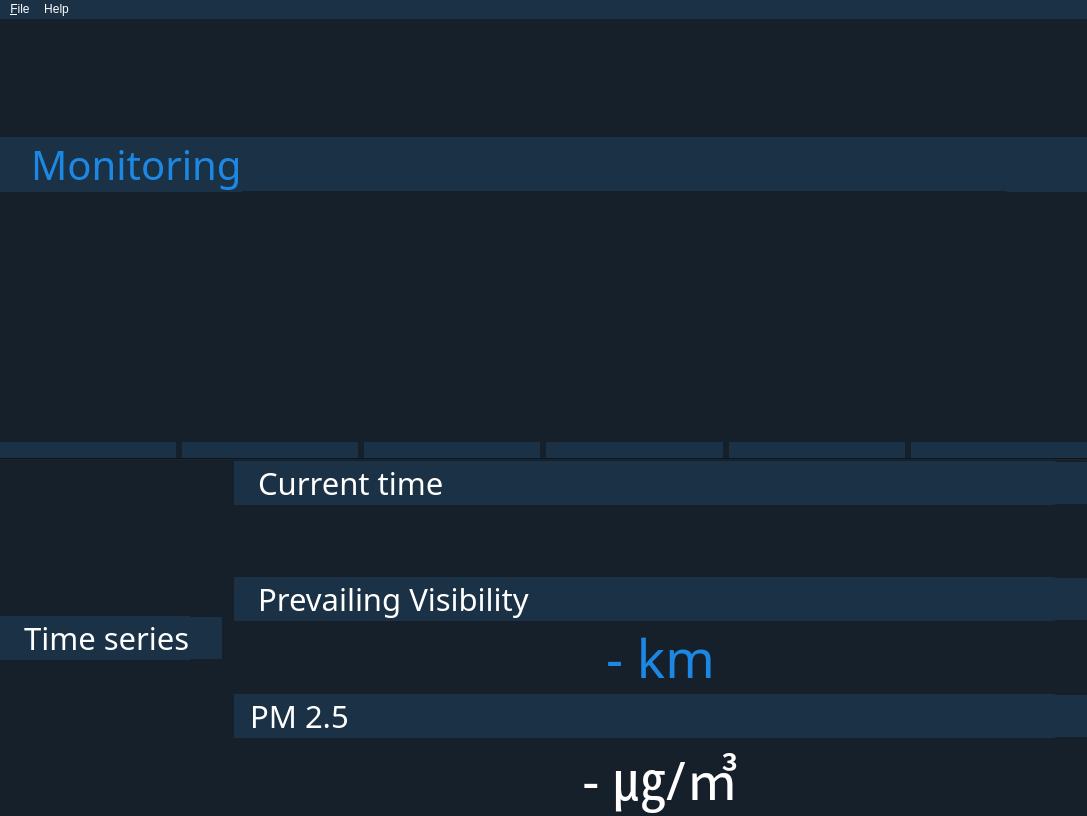
Qt form src/resources/main_window.ui (sijung21/js06) before a commit.
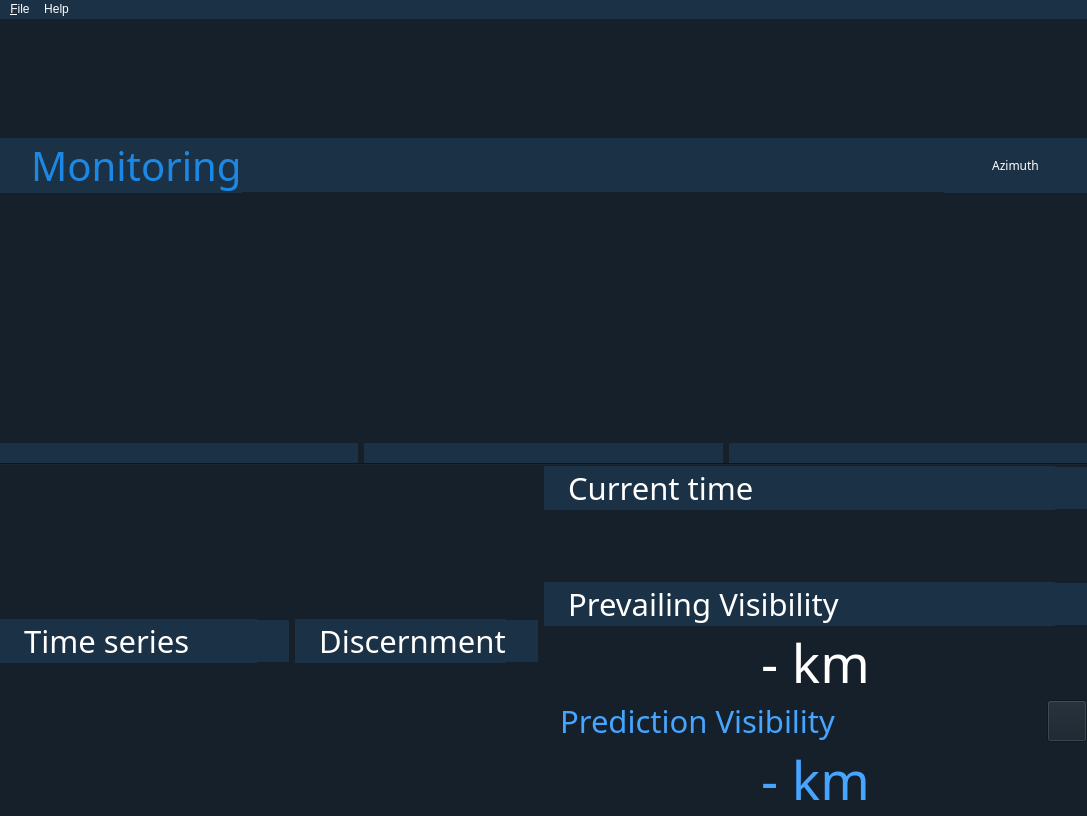
The same form after that commit. Icons and pictures are not drawn.

```diff
--- a/src/resources/main_window.ui
+++ b/src/resources/main_window.ui
@@ -77,6 +77,9 @@
     </property>
     <item row="0" column="0">
      <layout class="QVBoxLayout" name="verticalLayout">
+      <property name="spacing">
+       <number>0</number>
+      </property>
       <property name="leftMargin">
        <number>0</number>
       </property>
@@ -207,6 +210,79 @@
             </property>
            </widget>
           </item>
+          <item>
+           <widget class="QPushButton" name="azimuth_button">
+            <property name="enabled">
+             <bool>true</bool>
+            </property>
+            <property name="sizePolicy">
+             <sizepolicy hsizetype="Maximum" vsizetype="Maximum">
+              <horstretch>0</horstretch>
+              <verstretch>0</verstretch>
+             </sizepolicy>
+            </property>
+            <property name="minimumSize">
+             <size>
+              <width>0</width>
+              <height>55</height>
+             </size>
+            </property>
+            <property name="font">
+             <font>
+              <family>Noto Sans</family>
+             </font>
+            </property>
+            <property name="cursor">
+             <cursorShape>OpenHandCursor</cursorShape>
+            </property>
+            <property name="styleSheet">
+             <string notr="true">border:0px;
+background-color: #1b3146;
+color: rgb(255, 255, 255);</string>
+            </property>
+            <property name="text">
+             <string>Azimuth</string>
+            </property>
+            <property name="iconSize">
+             <size>
+              <width>40</width>
+              <height>40</height>
+             </size>
+            </property>
+            <property name="autoDefault">
+             <bool>true</bool>
+            </property>
+            <property name="default">
+             <bool>true</bool>
+            </property>
+            <property name="flat">
+             <bool>true</bool>
+            </property>
+           </widget>
+          </item>
+          <item>
+           <widget class="QLabel" name="blank_label_2">
+            <property name="sizePolicy">
+             <sizepolicy hsizetype="Maximum" vsizetype="Maximum">
+              <horstretch>0</horstretch>
+              <verstretch>0</verstretch>
+             </sizepolicy>
+            </property>
+            <property name="minimumSize">
+             <size>
+              <width>16</width>
+              <height>55</height>
+             </size>
+            </property>
+            <property name="styleSheet">
+             <string notr="true">border:0px;
+background-color: #1b3146;</string>
+            </property>
+            <property name="text">
+             <string/>
+            </property>
+           </widget>
+          </item>
           <item>
            <widget class="QPushButton" name="setting_button">
             <property name="enabled">
@@ -278,61 +354,15 @@
          <number>6</number>
         </property>
         <item>
-         <layout class="QVBoxLayout" name="ago6hour_verticalLayout">
+         <layout class="QVBoxLayout" name="verticalLayout_3hour">
           <property name="spacing">
            <number>0</number>
           </property>
           <item>
-           <widget class="QLabel" name="label_6hour">
-            <property name="minimumSize">
-             <size>
-              <width>0</width>
-              <height>0</height>
-             </size>
+           <layout class="QHBoxLayout" name="horizontalLayout_3hour">
+            <property name="spacing">
+             <number>0</number>
             </property>
-            <property name="maximumSize">
-             <size>
-              <width>16777215</width>
-              <height>131</height>
-             </size>
-            </property>
-            <property name="styleSheet">
-             <string notr="true"/>
-            </property>
-            <property name="text">
-             <string/>
-            </property>
-           </widget>
-          </item>
-          <item>
-           <widget class="QLabel" name="label_6hour_time">
-            <property name="sizePolicy">
-             <sizepolicy hsizetype="Preferred" vsizetype="Maximum">
-              <horstretch>0</horstretch>
-              <verstretch>0</verstretch>
-             </sizepolicy>
-            </property>
-            <property name="font">
-             <font>
-              <family>Noto Sans</family>
-              <weight>75</weight>
-              <bold>true</bold>
-             </font>
-            </property>
-            <property name="styleSheet">
-             <string notr="true">background-color:rgb(27,49,70);
-color:#ffffff;</string>
-            </property>
-            <property name="text">
-             <string/>
-            </property>
-            <property name="alignment">
-             <set>Qt::AlignCenter</set>
-            </property>
-           </widget>
-          </item>
-         </layout>
-        </item>
         <item>
          <layout class="QVBoxLayout" name="ago5hour_verticalLayout">
           <property name="spacing">
@@ -360,42 +390,15 @@
             </property>
            </widget>
           </item>
-          <item>
-           <widget class="QLabel" name="label_5hour_time">
-            <property name="sizePolicy">
-             <sizepolicy hsizetype="Preferred" vsizetype="Maximum">
-              <horstretch>0</horstretch>
-              <verstretch>0</verstretch>
-             </sizepolicy>
-            </property>
-            <property name="font">
-             <font>
-              <family>Noto Sans</family>
-              <weight>75</weight>
-              <bold>true</bold>
-             </font>
-            </property>
-            <property name="styleSheet">
-             <string notr="true">background-color:rgb(27,49,70);
-color:#ffffff;</string>
-            </property>
-            <property name="text">
-             <string/>
-            </property>
-            <property name="alignment">
-             <set>Qt::AlignCenter</set>
-            </property>
-           </widget>
-          </item>
          </layout>
         </item>
         <item>
-         <layout class="QVBoxLayout" name="ago4hour_verticalLayout">
+             <layout class="QVBoxLayout" name="ago6hour_verticalLayout">
           <property name="spacing">
            <number>0</number>
           </property>
           <item>
-           <widget class="QLabel" name="label_4hour">
+               <widget class="QLabel" name="label_3hour_rear">
             <property name="minimumSize">
              <size>
               <width>0</width>
@@ -416,61 +419,9 @@
             </property>
            </widget>
           </item>
-          <item>
-           <widget class="QLabel" name="label_4hour_time">
-            <property name="sizePolicy">
-             <sizepolicy hsizetype="Preferred" vsizetype="Maximum">
-              <horstretch>0</horstretch>
-              <verstretch>0</verstretch>
-             </sizepolicy>
-            </property>
-            <property name="font">
-             <font>
-              <family>Noto Sans</family>
-              <weight>75</weight>
-              <bold>true</bold>
-             </font>
-            </property>
-            <property name="styleSheet">
-             <string notr="true">background-color:rgb(27,49,70);
-color:#ffffff;</string>
-            </property>
-            <property name="text">
-             <string/>
-            </property>
-            <property name="alignment">
-             <set>Qt::AlignCenter</set>
-            </property>
-           </widget>
-          </item>
-         </layout>
-        </item>
-        <item>
-         <layout class="QVBoxLayout" name="ago3hour_verticalLayout">
-          <property name="spacing">
-           <number>0</number>
-          </property>
-          <item>
-           <widget class="QLabel" name="label_3hour">
-            <property name="minimumSize">
-             <size>
-              <width>0</width>
-              <height>0</height>
-             </size>
-            </property>
-            <property name="maximumSize">
-             <size>
-              <width>16777215</width>
-              <height>131</height>
-             </size>
-            </property>
-            <property name="styleSheet">
-             <string notr="true"/>
-            </property>
-            <property name="text">
-             <string/>
-            </property>
-           </widget>
+             </layout>
+            </item>
+           </layout>
           </item>
           <item>
            <widget class="QLabel" name="label_3hour_time">
@@ -483,6 +434,7 @@
             <property name="font">
              <font>
               <family>Noto Sans</family>
+              <pointsize>11</pointsize>
               <weight>75</weight>
               <bold>true</bold>
              </font>
@@ -502,12 +454,22 @@
          </layout>
         </item>
         <item>
-         <layout class="QVBoxLayout" name="ago2hour_verticalLayout">
+         <layout class="QVBoxLayout" name="verticalLayout_2hour">
           <property name="spacing">
            <number>0</number>
           </property>
           <item>
-           <widget class="QLabel" name="label_2hour">
+           <layout class="QHBoxLayout" name="horizontalLayout_2hour">
+            <property name="spacing">
+             <number>0</number>
+            </property>
+            <item>
+             <layout class="QVBoxLayout" name="ago3hour_verticalLayout">
+              <property name="spacing">
+               <number>0</number>
+              </property>
+              <item>
+               <widget class="QLabel" name="label_2hour_front">
             <property name="minimumSize">
              <size>
               <width>0</width>
@@ -527,6 +489,39 @@
              <string/>
             </property>
            </widget>
+              </item>
+             </layout>
+            </item>
+            <item>
+             <layout class="QVBoxLayout" name="ago4hour_verticalLayout">
+              <property name="spacing">
+               <number>0</number>
+              </property>
+              <item>
+               <widget class="QLabel" name="label_2hour_rear">
+                <property name="minimumSize">
+                 <size>
+                  <width>0</width>
+                  <height>0</height>
+                 </size>
+                </property>
+                <property name="maximumSize">
+                 <size>
+                  <width>16777215</width>
+                  <height>131</height>
+                 </size>
+                </property>
+                <property name="styleSheet">
+                 <string notr="true"/>
+                </property>
+                <property name="text">
+                 <string/>
+                </property>
+               </widget>
+              </item>
+             </layout>
+            </item>
+           </layout>
           </item>
           <item>
            <widget class="QLabel" name="label_2hour_time">
@@ -539,6 +534,7 @@
             <property name="font">
              <font>
               <family>Noto Sans</family>
+              <pointsize>11</pointsize>
               <weight>75</weight>
               <bold>true</bold>
              </font>
@@ -557,6 +553,16 @@
           </item>
          </layout>
         </item>
+        <item>
+         <layout class="QVBoxLayout" name="verticalLayout_1hour">
+          <property name="spacing">
+           <number>0</number>
+          </property>
+          <item>
+           <layout class="QHBoxLayout" name="horizontalLayout_1hour">
+            <property name="spacing">
+             <number>0</number>
+            </property>
         <item>
          <layout class="QVBoxLayout" name="ago1hour_verticalLayout">
           <property name="spacing">
@@ -583,6 +589,39 @@
              <string/>
             </property>
            </widget>
+              </item>
+             </layout>
+            </item>
+            <item>
+             <layout class="QVBoxLayout" name="ago2hour_verticalLayout">
+              <property name="spacing">
+               <number>0</number>
+              </property>
+              <item>
+               <widget class="QLabel" name="label_1hour_rear">
+                <property name="minimumSize">
+                 <size>
+                  <width>0</width>
+                  <height>0</height>
+                 </size>
+                </property>
+                <property name="maximumSize">
+                 <size>
+                  <width>16777215</width>
+                  <height>131</height>
+                 </size>
+                </property>
+                <property name="styleSheet">
+                 <string notr="true"/>
+                </property>
+                <property name="text">
+                 <string/>
+                </property>
+               </widget>
+              </item>
+             </layout>
+            </item>
+           </layout>
           </item>
           <item>
            <widget class="QLabel" name="label_1hour_time">
@@ -595,6 +634,7 @@
             <property name="font">
              <font>
               <family>Noto Sans</family>
+              <pointsize>11</pointsize>
               <weight>75</weight>
               <bold>true</bold>
              </font>
@@ -623,17 +663,107 @@
        </widget>
       </item>
       <item>
-       <layout class="QHBoxLayout" name="data_horizontalLayout" stretch="1,0">
+       <layout class="QHBoxLayout" name="data_horizontalLayout" stretch="0,0">
         <property name="sizeConstraint">
          <enum>QLayout::SetMinimumSize</enum>
         </property>
+        <item>
+         <layout class="QHBoxLayout" name="horizontalLayout">
+          <property name="spacing">
+           <number>6</number>
+          </property>
+          <item>
+           <layout class="QVBoxLayout" name="verticalLayout_2">
+            <property name="spacing">
+             <number>0</number>
+            </property>
+            <item>
+             <layout class="QHBoxLayout" name="horizontalLayout_2">
+              <property name="spacing">
+               <number>0</number>
+              </property>
+              <item>
+               <widget class="QLabel" name="timeseries_label_2">
+                <property name="sizePolicy">
+                 <sizepolicy hsizetype="Minimum" vsizetype="Maximum">
+                  <horstretch>0</horstretch>
+                  <verstretch>0</verstretch>
+                 </sizepolicy>
+                </property>
+                <property name="font">
+                 <font>
+                  <family>Noto Sans</family>
+                  <pointsize>23</pointsize>
+                 </font>
+                </property>
+                <property name="styleSheet">
+                 <string notr="true">background-color:rgb(27,49,70);
+color: #ffffff;</string>
+                </property>
+                <property name="text">
+                 <string>   Time series</string>
+                </property>
+               </widget>
+              </item>
+              <item>
+               <widget class="QPushButton" name="timeseries_button_2">
+                <property name="sizePolicy">
+                 <sizepolicy hsizetype="Maximum" vsizetype="Maximum">
+                  <horstretch>0</horstretch>
+                  <verstretch>0</verstretch>
+                 </sizepolicy>
+                </property>
+                <property name="minimumSize">
+                 <size>
+                  <width>0</width>
+                  <height>42</height>
+                 </size>
+                </property>
+                <property name="styleSheet">
+                 <string notr="true">border:0px;
+background-color: #1b3146;</string>
+                </property>
+                <property name="text">
+                 <string/>
+                </property>
+                <property name="icon">
+                 <iconset>
+                  <normaloff>graph.png</normaloff>graph.png</iconset>
+                </property>
+                <property name="iconSize">
+                 <size>
+                  <width>32</width>
+                  <height>32</height>
+                 </size>
+                </property>
+                <property name="autoDefault">
+                 <bool>true</bool>
+                </property>
+                <property name="default">
+                 <bool>true</bool>
+                </property>
+                <property name="flat">
+                 <bool>true</bool>
+                </property>
+               </widget>
+              </item>
+             </layout>
+            </item>
+            <item>
+             <layout class="QVBoxLayout" name="graph_horizontalLayout"/>
+            </item>
+           </layout>
+          </item>
         <item>
          <layout class="QVBoxLayout" name="timeseries_verticalLayout">
+            <property name="spacing">
+             <number>0</number>
+            </property>
           <property name="sizeConstraint">
            <enum>QLayout::SetMinimumSize</enum>
           </property>
           <property name="rightMargin">
-           <number>12</number>
+             <number>6</number>
           </property>
           <item>
            <layout class="QHBoxLayout" name="timeseries_horizontalLayout">
@@ -659,7 +789,7 @@
 color: #ffffff;</string>
               </property>
               <property name="text">
-               <string>   Time series</string>
+                 <string>   Discernment</string>
               </property>
              </widget>
             </item>
@@ -690,8 +820,8 @@
               </property>
               <property name="iconSize">
                <size>
-                <width>32</width>
-                <height>32</height>
+                  <width>35</width>
+                  <height>35</height>
                </size>
               </property>
               <property name="autoDefault">
@@ -708,7 +838,9 @@
            </layout>
           </item>
           <item>
-           <layout class="QHBoxLayout" name="graph_horizontalLayout"/>
+             <layout class="QHBoxLayout" name="polar_horizontalLayout"/>
+            </item>
+           </layout>
           </item>
          </layout>
         </item>
@@ -889,7 +1021,7 @@
              </font>
             </property>
             <property name="styleSheet">
-             <string notr="true">color:rgb(28,136,227);</string>
+             <string notr="true">color:#ffffff;</string>
             </property>
             <property name="text">
              <string>- km</string>
@@ -919,11 +1051,10 @@
                </font>
               </property>
               <property name="styleSheet">
-               <string notr="true">background-color:rgb(27,49,70);
-color: #ffffff;</string>
+               <string notr="true">color: rgb(69, 165, 255);</string>
               </property>
               <property name="text">
-               <string>  PM 2.5</string>
+               <string>  Prediction Visibility</string>
               </property>
              </widget>
             </item>
@@ -942,8 +1073,7 @@
                </size>
               </property>
               <property name="styleSheet">
-               <string notr="true">border:0px;
-background-color: #1b3146;</string>
+               <string notr="true">color: rgb(69, 165, 255);</string>
               </property>
               <property name="text">
                <string/>
@@ -977,10 +1107,10 @@
              </font>
             </property>
             <property name="styleSheet">
-             <string notr="true">color:#ffffff</string>
+             <string notr="true">color: rgb(69, 165, 255);</string>
             </property>
             <property name="text">
-             <string>- ㎍/㎥</string>
+             <string>- km</string>
             </property>
             <property name="alignment">
              <set>Qt::AlignCenter</set>
```
Left out of the diff: 18 changed lines with no effect on the pictures. Lines whose indentation alone changed are shown as unchanged.
